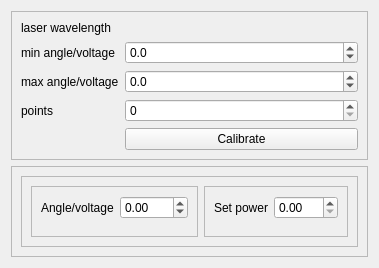
Above: nplab/instrument/electronics/power_control.ui from nanophotonics/nplab before the change. Below: the same form after it.
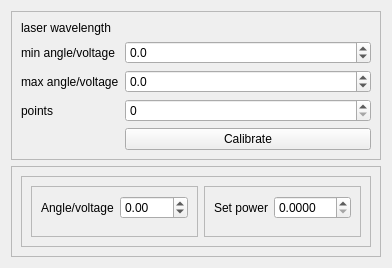
That is the form after the change.

```diff
--- a/nplab/instrument/electronics/power_control.ui
+++ b/nplab/instrument/electronics/power_control.ui
@@ -167,6 +167,9 @@
               <property name="keyboardTracking">
                <bool>false</bool>
               </property>
+              <property name="decimals">
+               <number>4</number>
+              </property>
               <property name="maximum">
                <double>800.000000000000000</double>
               </property>
```
